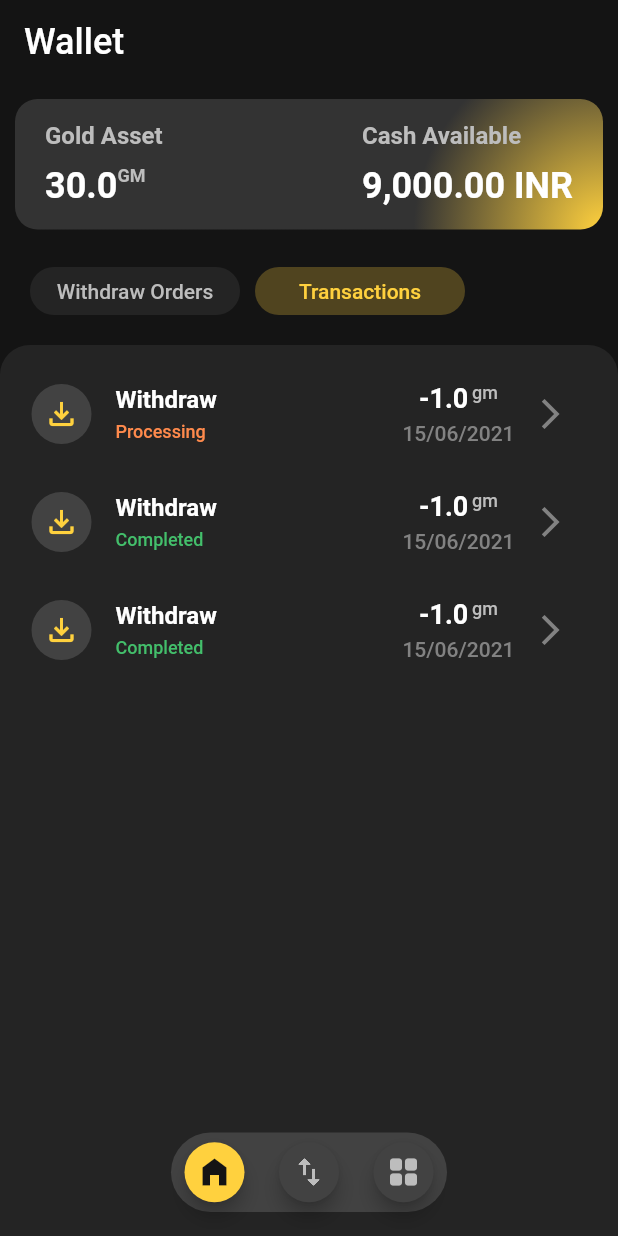
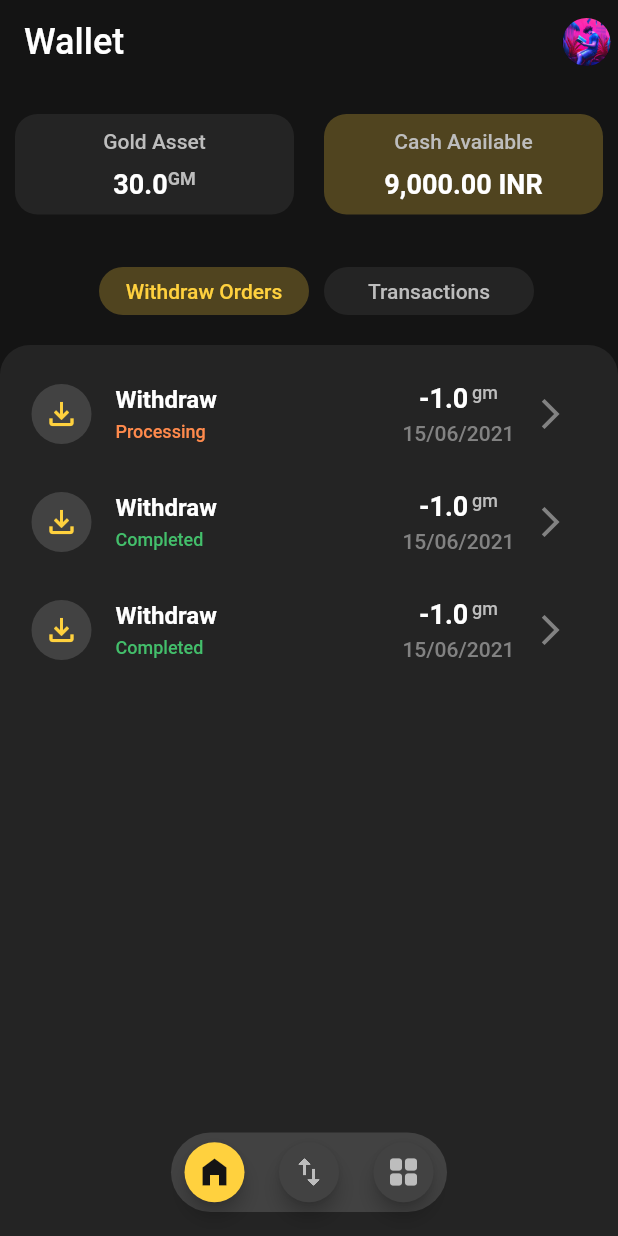
Before and after one commit to Satendra9984/Kanak_Marketplace_App, a Flutter app: the screen it shows after launch, swiped to page 2, on a phone screen of 412 x 824 dp. Run offline on Flutter 3.47's test engine with Material 2 defaults, Android fonts, the phone set to English and light mode, and no system bars; our stand-ins replace equatable, flutter_bloc, font_awesome_flutter; missing offline and left inert: amplify_auth_cognito, amplify_flutter.

Commit message:
profile and other screen

```diff
--- a/lib/screens/add_money/views/add_money_screen.dart
+++ b/lib/screens/add_money/views/add_money_screen.dart
@@ -11,6 +11,7 @@ class AddMoneyScreen extends StatelessWidget {
       appBar: AppBar(
         backgroundColor: background,
         elevation: 0.0,
+        title: Text('Add money'),
       ),
       body: Column(),
     );
--- a/lib/screens/portfolio/portfolio_home.dart
+++ b/lib/screens/portfolio/portfolio_home.dart
@@ -4,6 +4,7 @@ import 'package:tasvat/screens/portfolio/portfolio_assets.dart';
 import 'package:tasvat/screens/portfolio/portfolio_transactions.dart';
 import 'package:tasvat/screens/portfolio/portfolio_withdraw_orders.dart';
 import '../../widgets/tabs.dart';
+import '../profile/views/profile_home_screen.dart';
 
 class PortfolioHome extends StatefulWidget {
   const PortfolioHome({super.key});
@@ -13,7 +14,7 @@ class PortfolioHome extends StatefulWidget {
 }
 
 class _PortfolioHomeState extends State<PortfolioHome> {
-  int _currentTabNumber = 1;
+  int _currentTabNumber = 0;
   late PageController _pageController;
 
   @override
@@ -36,52 +37,70 @@ class _PortfolioHomeState extends State<PortfolioHome> {
             fontSize: 24,
           ),
         ),
+        actions: [
+          Container(
+            margin: const EdgeInsets.symmetric(horizontal: 5),
+            child: GestureDetector(
+              onTap: () {
+                Navigator.of(context).push(
+                  MaterialPageRoute(
+                    builder: (ctx) => ProfileScreen(),
+                  ),
+                );
+              },
+              child: const CircleAvatar(
+                // borderRadius: BorderRadius.circular(100),
+                radius: 16,
+                backgroundImage: AssetImage(
+                  'assets/images/a_man_reading.png',
+                ),
+              ),
+            ),
+          ),
+        ],
       ),
       body: Column(
         mainAxisSize: MainAxisSize.min,
-        crossAxisAlignment: CrossAxisAlignment.start,
+        crossAxisAlignment: CrossAxisAlignment.center,
+        mainAxisAlignment: MainAxisAlignment.center,
         children: [
+          const SizedBox(height: 20),
+
           /// for brief account details
-          Container(
-            margin: const EdgeInsets.symmetric(horizontal: 10, vertical: 10),
-            padding: const EdgeInsets.symmetric(horizontal: 20, vertical: 15),
-            width: double.infinity,
+          Row(
+            crossAxisAlignment: CrossAxisAlignment.center,
+            children: [
+              Expanded(
+                child: Container(
+                  alignment: Alignment.center,
+                  margin: const EdgeInsets.symmetric(horizontal: 10),
+                  padding:
+                      const EdgeInsets.symmetric(horizontal: 15, vertical: 10),
                   decoration: BoxDecoration(
+                    color: text100,
                     borderRadius: BorderRadius.circular(15),
-              gradient: RadialGradient(
-                // focal: Alignment.bottomRight,
-                center: Alignment.bottomRight,
-                radius: 1.45,
-                colors: [
-                  accent2,
-                  greyShade2,
-                ],
                   ),
-            ),
-            child: Row(
-              crossAxisAlignment: CrossAxisAlignment.start,
-              mainAxisAlignment: MainAxisAlignment.spaceBetween,
-              children: [
-                Column(
-                  crossAxisAlignment: CrossAxisAlignment.start,
+                  child: Column(
+                    crossAxisAlignment: CrossAxisAlignment.center,
                     mainAxisSize: MainAxisSize.min,
                     children: [
                       Text(
                         'Gold Asset',
                         style: TextStyle(
                           color: text400,
-                        fontSize: body1,
-                        fontWeight: FontWeight.w600,
+                          fontSize: body2,
+                          fontWeight: FontWeight.w500,
                         ),
                       ),
                       const SizedBox(height: 10),
                       Row(
                         crossAxisAlignment: CrossAxisAlignment.start,
+                        mainAxisAlignment: MainAxisAlignment.center,
                         children: [
                           Text(
                             '30.0',
                             style: TextStyle(
-                            fontSize: heading1,
+                              fontSize: heading2,
                               color: text500,
                               fontWeight: FontWeight.w600,
                             ),
@@ -98,17 +117,27 @@ class _PortfolioHomeState extends State<PortfolioHome> {
                       ),
                     ],
                   ),
-                Column(
+                ),
+              ),
+              Expanded(
+                child: Container(
+                  margin: EdgeInsets.symmetric(horizontal: 10),
+                  padding: EdgeInsets.symmetric(horizontal: 15, vertical: 10),
+                  decoration: BoxDecoration(
+                    color: accentBG,
+                    borderRadius: BorderRadius.circular(15),
+                  ),
+                  child: Column(
                     mainAxisAlignment: MainAxisAlignment.start,
-                  crossAxisAlignment: CrossAxisAlignment.start,
+                    crossAxisAlignment: CrossAxisAlignment.center,
                     mainAxisSize: MainAxisSize.min,
                     children: [
                       Text(
                         'Cash Available',
                         style: TextStyle(
                           color: text400,
-                        fontSize: body1,
-                        fontWeight: FontWeight.w600,
+                          fontSize: body2,
+                          fontWeight: FontWeight.w500,
                         ),
                       ),
                       // const SizedBox(height: 10),
@@ -118,16 +147,17 @@ class _PortfolioHomeState extends State<PortfolioHome> {
                         '9,000.00 INR',
                         style: TextStyle(
                           color: text500,
-                        fontSize: heading1,
+                          fontSize: heading2,
                           fontWeight: FontWeight.w600,
                         ),
                       ),
                     ],
                   ),
+                ),
+              ),
             ],
           ),
-          ),
-          const SizedBox(height: 10),
+          const SizedBox(height: 30),
 
           /// tabs for various pages for portfolio
           SingleChildScrollView(
--- a/lib/screens/profile/views/account_details.dart
+++ b/lib/screens/profile/views/account_details.dart
@@ -12,6 +12,7 @@ class AccountDetailsScreen extends StatelessWidget {
       appBar: AppBar(
         backgroundColor: background,
         elevation: 0.0,
+        title: Text('Account details'),
       ),
       body: Column(),
     );
```
Lines whose indentation alone changed are shown as unchanged.
